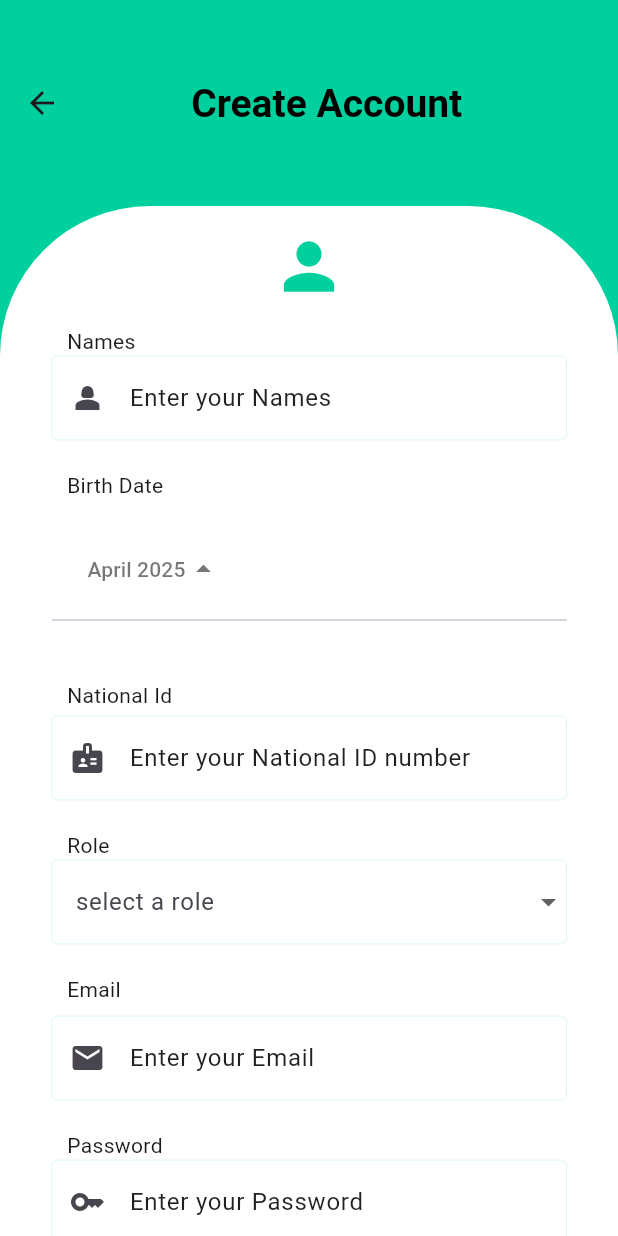
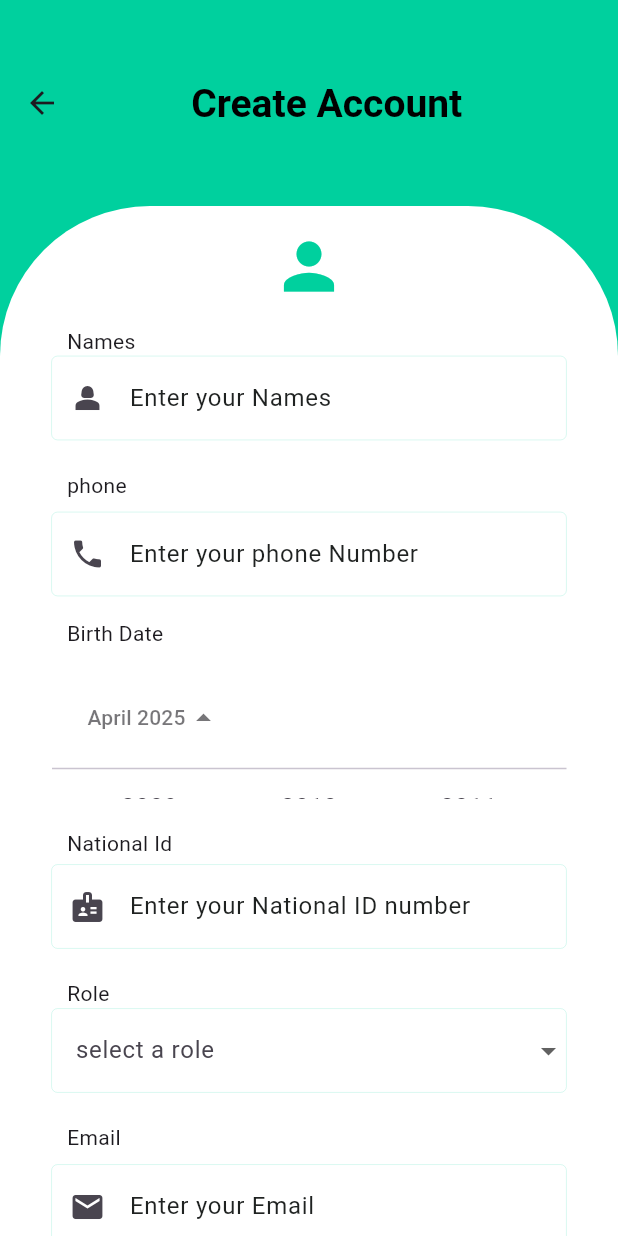
Before and after one commit to namahoroleochristian/mobile_shop_tax_manager, a Flutter app: the Signup screen opened by its route, on a phone screen of 412 x 824 dp. Run offline on Flutter 3.47's test engine with Material 3 defaults, Android fonts, the phone set to English and light mode, and no system bars.

Commit message:
fully fuctional SignUp page in place

```diff
--- a/lib/components/authentication/signUp.dart
+++ b/lib/components/authentication/signUp.dart
@@ -1,4 +1,8 @@
+import 'package:educate/components/models/UserModel.dart';
+import 'package:educate/components/providers/SignUpProvider.dart';
 import 'package:flutter/material.dart';
+import 'package:intl/intl.dart';
+import 'package:provider/provider.dart';
 
 class Signup extends StatefulWidget {
   @override
@@ -6,8 +10,14 @@
 }
 
 class _SignUpState extends State<Signup> {
+  final _formKey = GlobalKey<FormState>();
+  String dateOfBirth = '';
+  String names = '', nationalId = '', email = '', password = '', phone = '';
+  String? role;
   @override
   build(BuildContext context) {
+    final provider = Provider.of<SignupProvider>(context);
+
     return Scaffold(
         backgroundColor: const Color.fromRGBO(0, 208, 158, 1),
         appBar: AppBar(
@@ -34,9 +44,18 @@
             // height: 700,
             width: MediaQuery.of(context).size.width,
             child: Form(
+                key: _formKey,
                 child: Column(
                   // mainAxisAlignment: MainAxisAlignment.spaceEvenly,
                   children: [
+                    if (provider.error != null)
+                      Text(
+                        'error ${provider.error}',
+                        style: TextStyle(color: Colors.red),
+                      ),
+                    if (provider.successMessage != null)
+                      Text('message ${provider.successMessage}',
+                          style: TextStyle(color: Colors.green)),
                     SizedBox(
                       height: 80,
                       child: TextButton(
@@ -70,10 +89,50 @@
                                     width: 0.1)),
                             focusedBorder: OutlineInputBorder(
                                 borderSide: BorderSide(
-                              color: const Color.fromRGBO(0, 208, 158, 1))),
-                    ))),
+                                    color:
+                                        const Color.fromRGBO(0, 208, 158, 1))),
+                          ),
+                          onChanged: (val) => names = val,
+                        )),
                     SizedBox(
                       height: 20,
+                    ),
+                    SizedBox(
+                        width: MediaQuery.of(context).size.width * 4.7 / 6,
+                        child: Align(
+                          alignment: Alignment.centerLeft,
+                          child: Text("phone"),
+                        )),
+                    SizedBox(
+                      height: 4,
+                    ),
+                    SizedBox(
+                      height: 4,
+                    ),
+                    SizedBox(
+                        width: MediaQuery.of(context).size.width * 5 / 6,
+                        child: TextFormField(
+                          decoration: InputDecoration(
+                            floatingLabelBehavior: FloatingLabelBehavior.never,
+                            prefixIcon: Icon(Icons.phone),
+                            label: Text(
+                              "Enter your phone Number",
+                              style: TextStyle(
+                                  color: const Color.fromARGB(255, 31, 34, 33)),
+                            ),
+                            enabledBorder: OutlineInputBorder(
+                                borderSide: BorderSide(
+                                    color: const Color.fromRGBO(0, 208, 158, 1),
+                                    width: 0.1)),
+                            focusedBorder: OutlineInputBorder(
+                                borderSide: BorderSide(
+                                    color:
+                                        const Color.fromRGBO(0, 208, 158, 1))),
+                          ),
+                          onChanged: (val) => phone = val,
+                        )),
+                    SizedBox(
+                      height: 15,
                     ),
                     SizedBox(
                         width: MediaQuery.of(context).size.width * 4.7 / 6,
@@ -88,12 +147,12 @@
                           child: SingleChildScrollView(
                               padding: EdgeInsets.only(top: 20),
                               child: CalendarDatePicker(
-
                                   initialCalendarMode: DatePickerMode.year,
                                   initialDate: DateTime.now(),
                                   firstDate: DateTime(1925, 01, 01),
                                   lastDate: DateTime.now(),
-                              onDateChanged: (context) {}))),
+                                  onDateChanged: (val) => dateOfBirth =
+                                      DateFormat('dd/MM/yyyy').format(val)))),
                     ),
                     SizedBox(
                       height: 20,
@@ -125,7 +184,10 @@
                           focusedBorder: OutlineInputBorder(
                               borderSide: BorderSide(
                                   color: const Color.fromRGBO(0, 208, 158, 1))),
-                    ))),
+                        ),
+                        onChanged: (val) => nationalId = val,
+                      ),
+                    ),
                     SizedBox(
                       height: 20,
                     ),
@@ -139,19 +201,23 @@
                         width: MediaQuery.of(context).size.width * 5 / 6,
                         child: DropdownButtonFormField(
                             decoration: InputDecoration(
-                          floatingLabelBehavior: FloatingLabelBehavior.never,
+                              floatingLabelBehavior:
+                                  FloatingLabelBehavior.never,
                               label: Text("select a role"),
                               enabledBorder: OutlineInputBorder(
                                   borderSide: BorderSide(
-                                  color: const Color.fromRGBO(0, 208, 158, 1),
+                                      color:
+                                          const Color.fromRGBO(0, 208, 158, 1),
                                       width: 0.1)),
                               focusedBorder: OutlineInputBorder(
                                   borderSide: BorderSide(
-                                  color: const Color.fromRGBO(0, 208, 158, 1),
+                                      color:
+                                          const Color.fromRGBO(0, 208, 158, 1),
                                       width: 1)),
                             ),
                             items: roles,
-                        onChanged: (context) {})),
+                            value: role,
+                            onChanged: (val) => role = val!)),
                     SizedBox(
                       height: 20,
                     ),
@@ -184,8 +250,11 @@
                                     width: 0.1)),
                             focusedBorder: OutlineInputBorder(
                                 borderSide: BorderSide(
-                              color: const Color.fromRGBO(0, 208, 158, 1))),
-                    ))),
+                                    color:
+                                        const Color.fromRGBO(0, 208, 158, 1))),
+                          ),
+                          onChanged: (val) => email = val,
+                        )),
                     SizedBox(
                       height: 20,
                     ),
@@ -213,8 +282,11 @@
                                     width: 0.1)),
                             focusedBorder: OutlineInputBorder(
                                 borderSide: BorderSide(
-                                  color: const Color.fromRGBO(0, 208, 158, 1))),
-                        ))),
+                                    color:
+                                        const Color.fromRGBO(0, 208, 158, 1))),
+                          ),
+                          onChanged: (val) => password = val,
+                        )),
                     SizedBox(
                       height: 40,
                     ),
@@ -223,7 +295,21 @@
                       width: MediaQuery.of(context).size.width * 3.5 / 6,
                       child: FloatingActionButton(
                         backgroundColor: const Color.fromRGBO(0, 208, 158, 1),
-                    onPressed: () {},
+                        onPressed: () {
+                          if (_formKey.currentState!.validate()) {
+                            final signUpData = SignUpData(
+                              phone: phone,
+                              names: names,
+                              dateOfBirth: dateOfBirth,
+                              nationalId: nationalId,
+                              role: role,
+                              email: email,
+                              password: password,
+                            );
+                            provider.signUp(signUpData);
+                            Navigator.pushNamed((context), '/login');
+                          }
+                        },
                         child: Text(
                           "Create Account",
                           style: TextStyle(
@@ -253,10 +339,8 @@
 
 List<DropdownMenuItem<String>> roles = [
   DropdownMenuItem(
-    value: 'option',
-    child: InkWell(
-        hoverColor: const Color.fromRGBO(0, 208, 158, 1),
-        child: Text("Customer")),
+    value: 'customer',
+    child: Text("customer"),
   ),
-  DropdownMenuItem(value: 'option 1', child: Text("Vendor")),
+  DropdownMenuItem(value: 'Vendor', child: Text("Vendor")),
 ];
--- a/pubspec.yaml
+++ b/pubspec.yaml
@@ -37,6 +37,9 @@
   google_fonts: ^6.2.1
   flutter_svg: ^2.0.17
   fl_chart: ^0.70.2
+  provider: ^6.1.4
+  http: ^1.3.0
+  intl: ^0.20.2
 dev_dependencies:
   flutter_test:
     sdk: flutter
```
Also changed, not shown: lib/components/providers/SignUpProvider.dart (added, +46 -0 lines), lib/main.dart (+9 -1 lines), pubspec.lock. Lines whose indentation alone changed are shown as unchanged.
